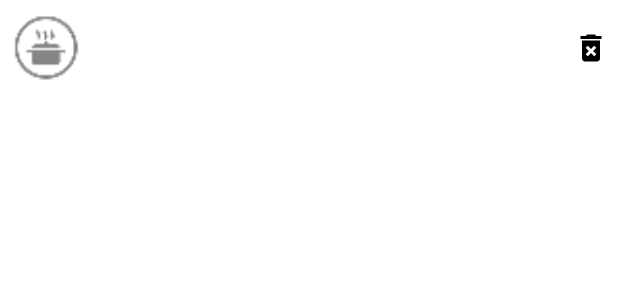
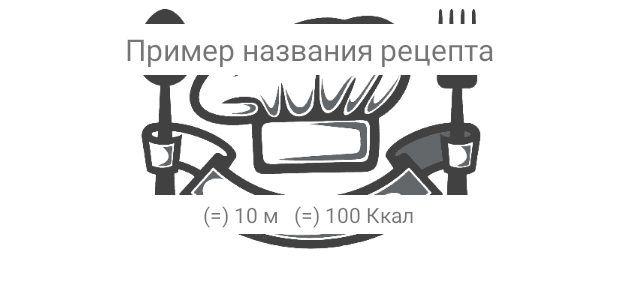
Before and after one commit to JuliaMaffin123/MaffinRecipes, an Android app: the layout favorite_list_item.xml on its own in the app's theme, with its tools: preview values and no code run, on a phone screen of 412 x 824 dp. Shown: the top 300 px of the screen. Run offline under Robolectric (Android 15) with nearby library versions, the phone set to English and light mode, and no system bars.

Commit message:
Шаблон элемента списка рецептов для главного фрагмента

```diff
--- a/app/src/main/AndroidManifest.xml
+++ b/app/src/main/AndroidManifest.xml
@@ -18,7 +18,8 @@
             android:name=".MainActivity"
             android:exported="true"
             android:label="@string/app_name"
-            android:theme="@style/Theme.РецептыНаЗаметку.NoActionBar">
+            android:theme="@style/Theme.РецептыНаЗаметку.NoActionBar"
+            android:screenOrientation="portrait">
             <intent-filter>
                 <action android:name="android.intent.action.MAIN" />
 
--- a/app/src/main/res/layout/favorite_list_item.xml
+++ b/app/src/main/res/layout/favorite_list_item.xml
@@ -1,66 +1,67 @@
 <?xml version="1.0" encoding="utf-8"?>
 <RelativeLayout xmlns:android="http://schemas.android.com/apk/res/android"
     android:layout_width="fill_parent"
-    android:layout_height="?android:attr/listPreferredItemHeight"
+    android:layout_height="match_parent"
     android:padding="6dip" >
 
-    <!-- Миниатюра рецепта -->
+    <!-- Большая картинка рецепта -->
     <ImageView
-        android:id="@+id/thumbnail"
-        android:layout_width="50dip"
-        android:layout_height="fill_parent"
-        android:layout_alignParentBottom="true"
-        android:layout_alignParentTop="true"
-        android:layout_marginEnd="6dip"
-        android:src="@drawable/ic_cook_thumb"
-        android:contentDescription="@string/receipt_thumb"/>
-
-    <!-- Кнопка удаления -->
-    <ImageView
-        android:id="@+id/deleteFromFavorite"
-        android:layout_width="wrap_content"
+        android:id="@+id/receiptImage"
+        android:layout_width="fill_parent"
         android:layout_height="wrap_content"
-        android:layout_alignParentTop="true"
-        android:layout_alignParentEnd="true"
-        android:layout_alignParentBottom="true"
-        android:layout_marginStart="6dip"
-        android:contentDescription="@string/action_delete_favorite"
-        android:src="@drawable/ic_baseline_delete_forever_24" />
+        android:src="@drawable/ic_cooking_chef_opacity"
+        android:contentDescription="@string/receipt_thumb"
+        android:gravity="center_horizontal" />
 
     <!-- Первая строка -->
     <TextView
         android:id="@+id/receiptName"
         android:layout_width="fill_parent"
         android:layout_height="wrap_content"
-        android:layout_alignWithParentIfMissing="true"
-        android:layout_alignParentTop="true"
-        android:layout_toEndOf="@id/thumbnail"
-        android:layout_toStartOf="@id/deleteFromFavorite"
-        android:gravity="center_vertical"
-        android:textSize="14sp" />
+        android:layout_alignStart="@id/receiptImage"
+        android:layout_alignTop="@id/receiptImage"
+        android:layout_alignEnd="@id/receiptImage"
+        android:layout_marginStart="10sp"
+        android:layout_marginTop="10sp"
+        android:layout_marginEnd="10sp"
+        android:layout_marginBottom="10sp"
+        android:background="@color/white"
+        android:gravity="center_horizontal"
+        android:text="@string/stub_receipt_name"
+        android:textSize="20sp"
+        android:padding="3sp"/>
 
     <!-- Вторая строка -->
+    <RelativeLayout
+        android:layout_width="match_parent"
+        android:layout_height="wrap_content"
+        android:layout_alignBottom="@id/receiptImage"
+        android:background="@color/white"
+        android:gravity="center_horizontal"
+        android:layout_marginStart="10sp"
+        android:layout_marginTop="10sp"
+        android:layout_marginEnd="10sp"
+        android:layout_marginBottom="10sp"
+        android:padding="3sp">
+
         <TextView
             android:id="@+id/receiptTime"
             android:layout_width="wrap_content"
             android:layout_height="wrap_content"
-        android:layout_below="@id/receiptName"
-        android:layout_alignParentBottom="true"
-        android:layout_toEndOf="@id/thumbnail"
-        android:paddingRight="10dp"
             android:ellipsize="marquee"
+            android:paddingEnd="10dp"
             android:singleLine="true"
-        android:textSize="10sp" />
+            android:text="@string/stub_receipt_time"
+            android:textSize="14sp" />
 
         <TextView
             android:id="@+id/receiptEnergy"
             android:layout_width="wrap_content"
             android:layout_height="wrap_content"
-        android:layout_below="@id/receiptName"
-        android:layout_alignParentBottom="true"
             android:layout_toEndOf="@id/receiptTime"
             android:ellipsize="marquee"
             android:singleLine="true"
-        android:textSize="10sp" />
-
+            android:text="@string/stub_receipt_energy"
+            android:textSize="14sp" />
     </RelativeLayout>
+</RelativeLayout>
--- a/app/src/main/res/values/strings.xml
+++ b/app/src/main/res/values/strings.xml
@@ -8,8 +8,12 @@
     <string name="menu_cart">Список покупок</string>
 
     <string name="receipt_thumb">Миниатюра рецепта</string>
+    <string name="receipt_image">Большая картинка рецепта</string>
     <string name="action_delete_favorite">Удалить из избранного</string>
     <string name="empty_favorite">У Вас нет ни одного рецепта в «Избранном». Откройте понравившийся рецепт и нажмите сердечко в правом верхнем углу.</string>
+    <string name="stub_receipt_name">Пример названия рецепта</string>
+    <string name="stub_receipt_time">(=) 10 м</string>
+    <string name="stub_receipt_energy">(=) 100 Ккал</string>
 
     <string name="holder_time">[time-icon]</string>
     <string name="template_time">[time-icon] %1$d м</string>
```
Also changed, not shown: app/src/main/res/layout/home_list_item.xml (added, +66 -0 lines), app/src/main/res/drawable-xxxhdpi/ic_cooking_chef_opacity.png (added). Lines whose indentation alone changed are shown as unchanged.
